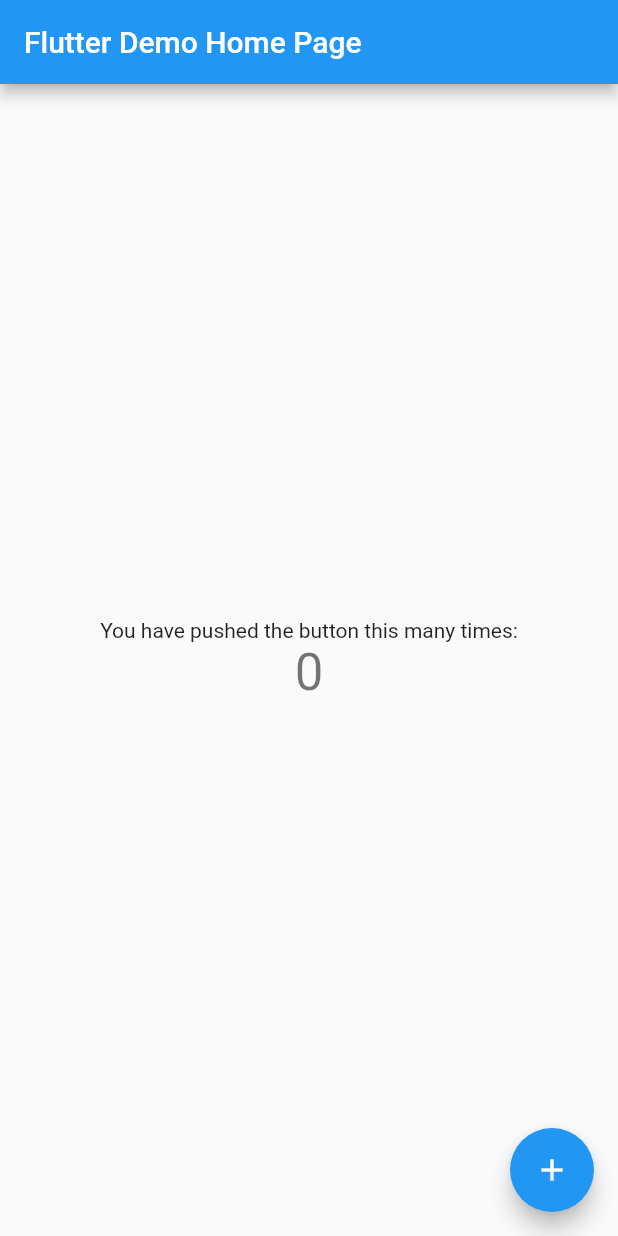
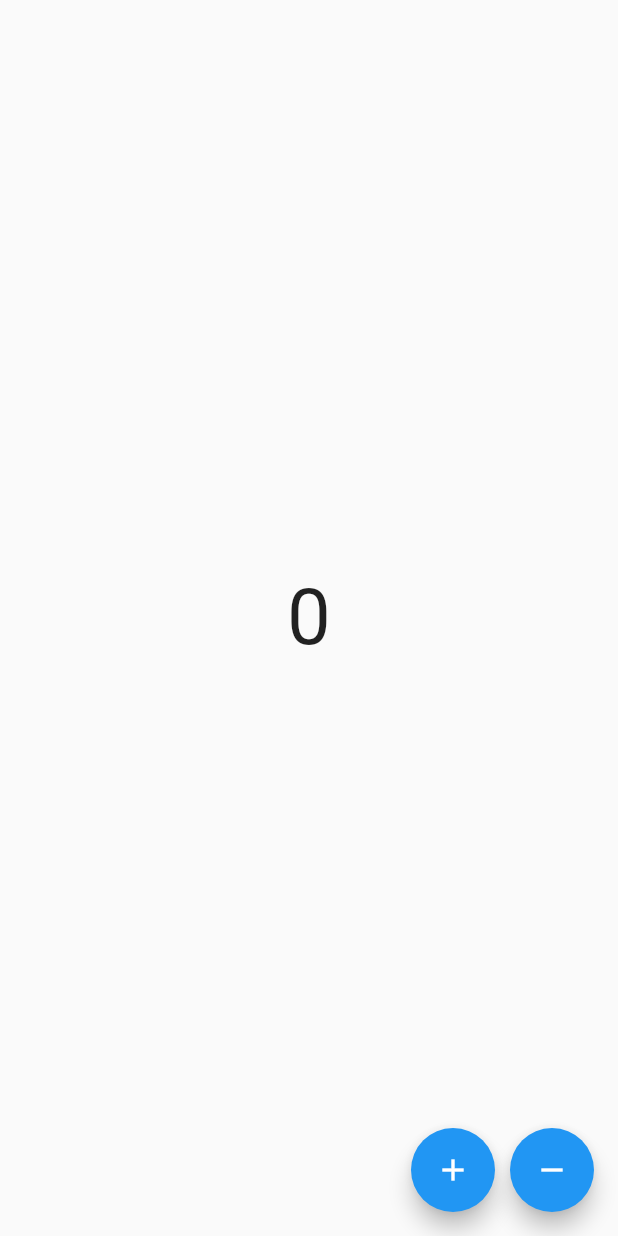
Before and after one commit to jimforever/blocdemo, a Flutter app: the screen it shows after launch, on a phone screen of 412 x 824 dp. Run offline on Flutter 3.47's test engine with Material 2 defaults, Android fonts, the phone set to English and light mode, and no system bars; our stand-ins replace bloc, equatable.

```diff
--- a/my_counter_cubit/lib/main.dart
+++ b/my_counter_cubit/lib/main.dart
@@ -11,7 +11,8 @@
   @override
   Widget build(BuildContext context) {
     return MaterialApp(
-      title: 'Flutter Demo',
+      title: 'MyCounter Cubit',
+      debugShowCheckedModeBanner: false,
       theme: ThemeData(
         // This is the theme of your application.
         //
@@ -24,13 +25,13 @@
         // is not restarted.
         primarySwatch: Colors.blue,
       ),
-      home: const MyHomePage(title: 'Flutter Demo Home Page'),
+      home: const MyHomePage(),
     );
   }
 }
 
-class MyHomePage extends StatefulWidget {
-  const MyHomePage({super.key, required this.title});
+class MyHomePage extends StatelessWidget {
+  const MyHomePage({super.key});
 
   // This widget is the home page of your application. It is stateful, meaning
   // that it has a State object (defined below) that contains fields that affect
@@ -40,76 +41,33 @@
   // case the title) provided by the parent (in this case the App widget) and
   // used by the build method of the State. Fields in a Widget subclass are
   // always marked "final".
-
-  final String title;
-
-  @override
-  State<MyHomePage> createState() => _MyHomePageState();
-}
-
-class _MyHomePageState extends State<MyHomePage> {
-  int _counter = 0;
-
-  void _incrementCounter() {
-    setState(() {
-      // This call to setState tells the Flutter framework that something has
-      // changed in this State, which causes it to rerun the build method below
-      // so that the display can reflect the updated values. If we changed
-      // _counter without calling setState(), then the build method would not be
-      // called again, and so nothing would appear to happen.
-      _counter++;
-    });
-  }
-
   @override
   Widget build(BuildContext context) {
-    // This method is rerun every time setState is called, for instance as done
-    // by the _incrementCounter method above.
-    //
-    // The Flutter framework has been optimized to make rerunning build methods
-    // fast, so that you can just rebuild anything that needs updating rather
-    // than having to individually change instances of widgets.
     return Scaffold(
-      appBar: AppBar(
-        // Here we take the value from the MyHomePage object that was created by
-        // the App.build method, and use it to set our appbar title.
-        title: Text(widget.title),
-      ),
       body: Center(
-        // Center is a layout widget. It takes a single child and positions it
-        // in the middle of the parent.
-        child: Column(
-          // Column is also a layout widget. It takes a list of children and
-          // arranges them vertically. By default, it sizes itself to fit its
-          // children horizontally, and tries to be as tall as its parent.
-          //
-          // Invoke "debug painting" (press "p" in the console, choose the
-          // "Toggle Debug Paint" action from the Flutter Inspector in Android
-          // Studio, or the "Toggle Debug Paint" command in Visual Studio Code)
-          // to see the wireframe for each widget.
-          //
-          // Column has various properties to control how it sizes itself and
-          // how it positions its children. Here we use mainAxisAlignment to
-          // center the children vertically; the main axis here is the vertical
-          // axis because Columns are vertical (the cross axis would be
-          // horizontal).
-          mainAxisAlignment: MainAxisAlignment.center,
-          children: <Widget>[
-            const Text(
-              'You have pushed the button this many times:',
-            ),
-            Text(
-              '$_counter',
-              style: Theme.of(context).textTheme.headline4,
-            ),
-          ],
+        child: Text(
+          "0",
+          style: TextStyle(fontSize: 52),
         ),
       ),
-      floatingActionButton: FloatingActionButton(
-        onPressed: _incrementCounter,
-        tooltip: 'Increment',
-        child: const Icon(Icons.add),
-      ), // This trailing comma makes auto-formatting nicer for build methods.
+      floatingActionButton: Row(
+        mainAxisAlignment: MainAxisAlignment.end,
+        children: [
+          FloatingActionButton(
+            onPressed: () {},
+            child: Icon(Icons.add),
+            heroTag: 'increment',
+          ),
+          SizedBox(
+            width: 10,
+          ),
+          FloatingActionButton(
+            onPressed: () {},
+            child: Icon(Icons.remove),
+            heroTag: 'decrement',
+          ),
+        ],
+      ),
     );
   }
 }
```
Also changed, not shown: my_counter_cubit/lib/cubits/counter/counter_cubit.dart (added, +16 -0 lines), my_counter_cubit/lib/cubits/counter/counter_state.dart (added, +24 -0 lines), my_counter_cubit/lib/other_page.dart (added, +20 -0 lines).
